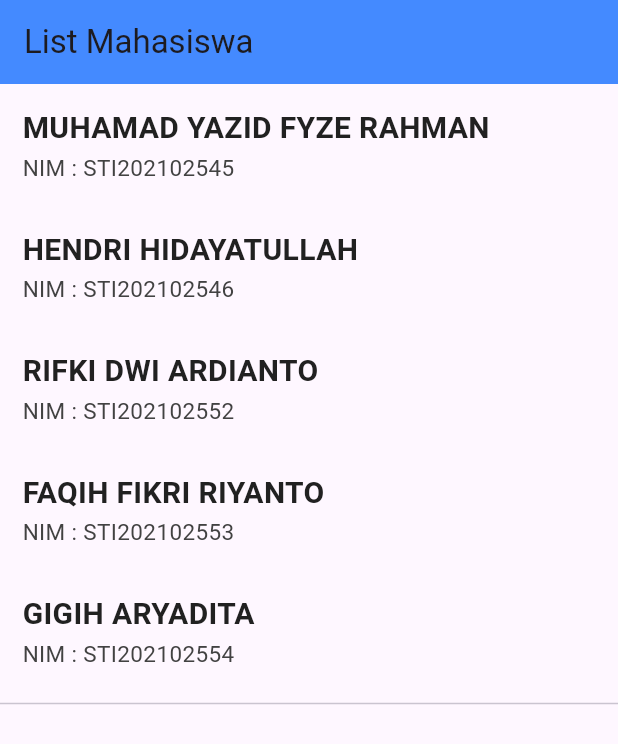
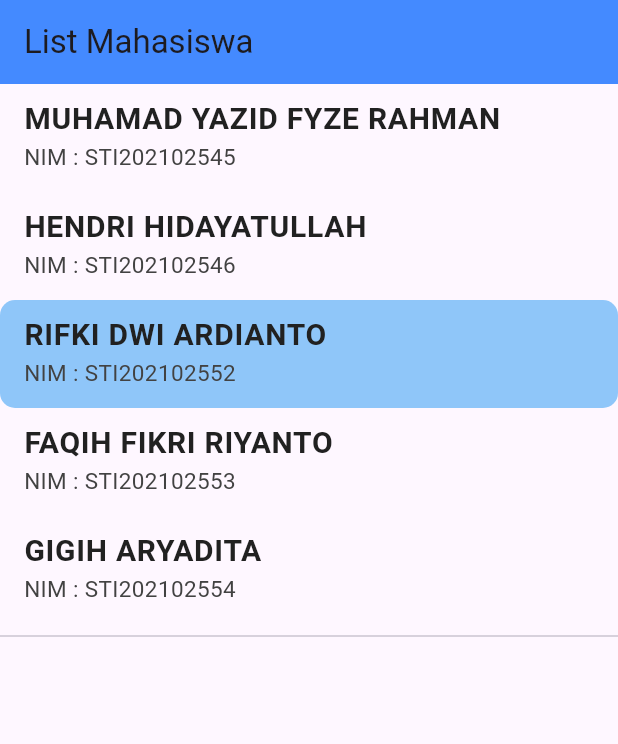
Before and after one commit to rifkidardianto/Jobsheet5_Rifki_DA_STI202102552, a Flutter app: the screen it shows after launch, on a phone screen of 412 x 824 dp. Shown: the top 744 px of the screen. Run offline on Flutter 3.47's test engine with Material 3 defaults, Android fonts, the phone set to English and light mode, and no system bars.

Commit message:
Jobsheet 5

```diff
--- a/lib/main.dart
+++ b/lib/main.dart
@@ -24,63 +24,66 @@ class MainApp extends StatelessWidget {
             children: [
               ListMhs(
                 nama: 'MUHAMAD YAZID FYZE RAHMAN',
-                nim: 'NIM : ' 'STI202102545'),
-            ListMhs(nama: 'HENDRI HIDAYATULLAH', nim: 'NIM : ' 'STI202102546'),
-            ListMhs(nama: 'RIFKI DWI ARDIANTO', nim: 'NIM : ' 'STI202102552'),
-            ListMhs(nama: 'FAQIH FIKRI RIYANTO', nim: 'NIM : ' 'STI202102553'),
-            ListMhs(nama: 'GIGIH ARYADITA', nim: 'NIM : ' 'STI202102554'),
-            Divider()
+                nim: 'NIM : ' 'STI202102545',
+              ),
+              ListMhs(
+                nama: 'HENDRI HIDAYATULLAH',
+                nim: 'NIM : ' 'STI202102546',
+              ),
+              ListMhs(
+                nama: 'RIFKI DWI ARDIANTO',
+                nim: 'NIM : ' 'STI202102552',
+                highlightBackground: true, // menandai latar belakang
+              ),
+              ListMhs(
+                nama: 'FAQIH FIKRI RIYANTO',
+                nim: 'NIM : ' 'STI202102553',
+              ),
+              ListMhs(
+                nama: 'GIGIH ARYADITA',
+                nim: 'NIM : ' 'STI202102554',
+              ),
+              Divider(),
             ],
-        )),
+          ),
+        ),
       ),
     );
   }
 }
 
 class ListMhs extends StatelessWidget {
+  final String nama;
+  final String nim;
+  final bool highlightBackground;
+
   const ListMhs({
     super.key,
     required this.nama,
     required this.nim,
+    this.highlightBackground = false,
   });
-
-  final String nama;
-  final String nim;
 
   @override
   Widget build(BuildContext context) {
-    return Padding(
-      padding: const EdgeInsets.all(15),
-      child: Row(
-        children: [
-          Expanded(
-            /*1*/
-            child: Column(
-              crossAxisAlignment: CrossAxisAlignment.start,
-              children: [
-                /*2*/
-                Padding(
-                  padding: const EdgeInsets.only(bottom: 1),
-                  child: Text(
+    return Container(
+      decoration: BoxDecoration(
+        color: highlightBackground ? Colors.blue.withOpacity(0.5) : null,
+        borderRadius: BorderRadius.circular(10),
+      ),
+      margin: const EdgeInsets.all(0),
+      child: ListTile(
+        title: Text(
           nama,
           style: TextStyle(
               color: Colors.grey[900],
               fontSize: 20,
-                      fontWeight: FontWeight.bold,
+              fontWeight: FontWeight.w600),
         ),
+        subtitle: Text(
+          nim,
+          style: TextStyle(fontSize: 15, color: Colors.grey[800]),
         ),
-                ),
-                Text(
-                  nim,
-                  style: TextStyle(
-                    fontSize: 15,
-                    color: Colors.grey[800],
-                  ),
-                ),
-              ],
-            ),
-          ),
-        ],
       ),
     );
   }
```
Also changed, not shown: 2 other files. Lines whose indentation alone changed are shown as unchanged.
